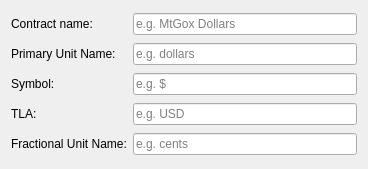
The window that src/gui/widgets/pagecurrency_details.ui (Open-Transactions/Moneychanger) describes before a commit, drawn with Qt 5.
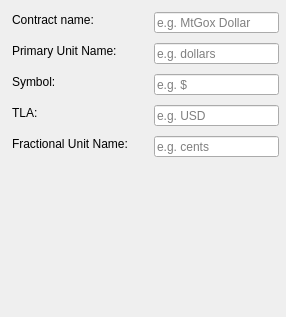
The same window after the commit.

Diff of the .ui file:
```diff
--- a/src/gui/widgets/pagecurrency_details.ui
+++ b/src/gui/widgets/pagecurrency_details.ui
@@ -6,51 +6,87 @@
    <rect>
     <x>0</x>
     <y>0</y>
-    <width>368</width>
-    <height>169</height>
+    <width>286</width>
+    <height>317</height>
    </rect>
   </property>
   <property name="windowTitle">
    <string>WizardPage</string>
   </property>
-  <layout class="QGridLayout" name="gridLayout">
-   <item row="0" column="0">
     <widget class="QLabel" name="label">
+   <property name="geometry">
+    <rect>
+     <x>12</x>
+     <y>12</y>
+     <width>96</width>
+     <height>16</height>
+    </rect>
+   </property>
      <property name="text">
       <string>Contract name:</string>
      </property>
     </widget>
-   </item>
-   <item row="0" column="1">
     <widget class="QLineEdit" name="lineEditContractName">
+   <property name="geometry">
+    <rect>
+     <x>154</x>
+     <y>12</y>
+     <width>125</width>
+     <height>21</height>
+    </rect>
+   </property>
      <property name="placeholderText">
-      <string>e.g. MtGox Dollars</string>
-     </property>
-    </widget>
-   </item>
-   <item row="1" column="0">
+    <string>e.g. MtGox Dollar</string>
+   </property>
+  </widget>
     <widget class="QLabel" name="label_2">
+   <property name="geometry">
+    <rect>
+     <x>12</x>
+     <y>43</y>
+     <width>120</width>
+     <height>16</height>
+    </rect>
+   </property>
      <property name="text">
       <string>Primary Unit Name:</string>
      </property>
     </widget>
-   </item>
-   <item row="1" column="1">
     <widget class="QLineEdit" name="lineEditPrimaryUnit">
+   <property name="geometry">
+    <rect>
+     <x>154</x>
+     <y>43</y>
+     <width>125</width>
+     <height>21</height>
+    </rect>
+   </property>
      <property name="placeholderText">
       <string>e.g. dollars</string>
      </property>
     </widget>
-   </item>
-   <item row="2" column="0">
     <widget class="QLabel" name="label_3">
+   <property name="geometry">
+    <rect>
+     <x>12</x>
+     <y>74</y>
+     <width>51</width>
+     <height>16</height>
+    </rect>
+   </property>
      <property name="text">
       <string>Symbol:</string>
      </property>
     </widget>
-   </item>
-   <item row="2" column="1">
     <widget class="QLineEdit" name="lineEditSymbol">
+   <property name="geometry">
+    <rect>
+     <x>154</x>
+     <y>74</y>
+     <width>125</width>
+     <height>21</height>
+    </rect>
+   </property>
      <property name="text">
       <string/>
      </property>
@@ -58,36 +94,58 @@
       <string>e.g. $</string>
      </property>
     </widget>
-   </item>
-   <item row="3" column="0">
     <widget class="QLabel" name="label_4">
+   <property name="geometry">
+    <rect>
+     <x>12</x>
+     <y>105</y>
+     <width>29</width>
+     <height>16</height>
+    </rect>
+   </property>
      <property name="text">
       <string>TLA:</string>
      </property>
     </widget>
-   </item>
-   <item row="3" column="1">
     <widget class="QLineEdit" name="lineEditTLA">
+   <property name="geometry">
+    <rect>
+     <x>154</x>
+     <y>105</y>
+     <width>125</width>
+     <height>21</height>
+    </rect>
+   </property>
      <property name="placeholderText">
       <string>e.g. USD</string>
      </property>
     </widget>
-   </item>
-   <item row="4" column="0">
     <widget class="QLabel" name="label_5">
+   <property name="geometry">
+    <rect>
+     <x>12</x>
+     <y>136</y>
+     <width>134</width>
+     <height>16</height>
+    </rect>
+   </property>
      <property name="text">
       <string>Fractional Unit Name:</string>
      </property>
     </widget>
-   </item>
-   <item row="4" column="1">
     <widget class="QLineEdit" name="lineEditFractionalUnit">
+   <property name="geometry">
+    <rect>
+     <x>154</x>
+     <y>136</y>
+     <width>125</width>
+     <height>21</height>
+    </rect>
+   </property>
      <property name="placeholderText">
       <string>e.g. cents</string>
      </property>
     </widget>
-   </item>
-  </layout>
  </widget>
  <resources/>
  <connections/>
```
Lines whose indentation alone changed are shown as unchanged.
